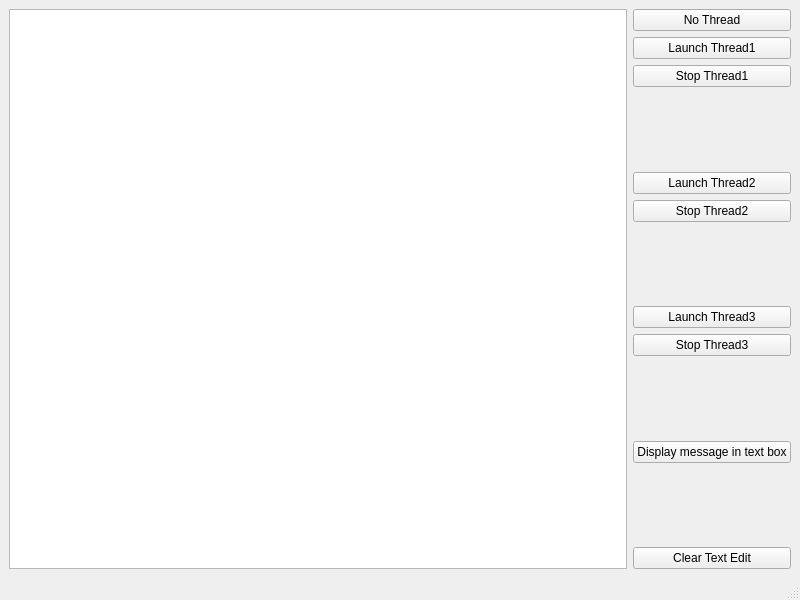
First picture: the form in Thread/main_window_interface_2.ui, repository neutrons/GUI_Tools, before the edit.
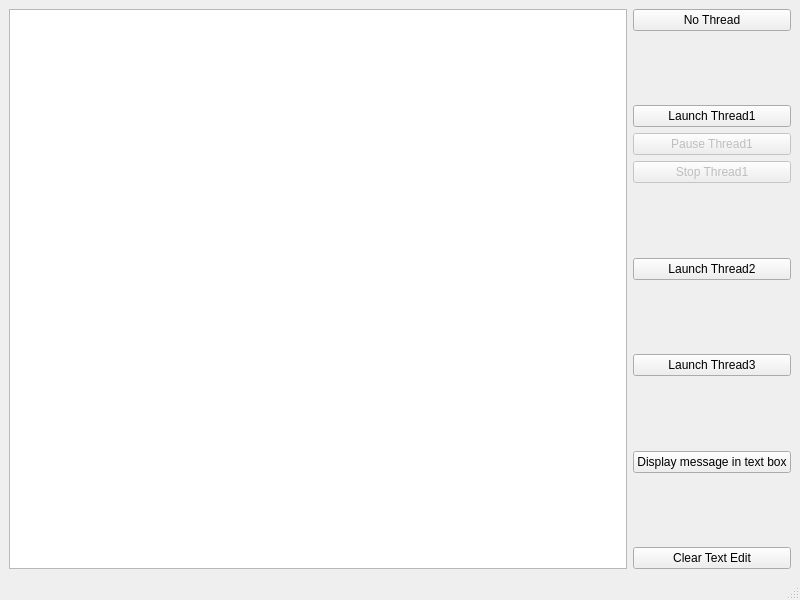
Second picture: the form after the edit.

```diff
--- a/Thread/main_window_interface_2.ui
+++ b/Thread/main_window_interface_2.ui
@@ -27,6 +27,19 @@
         </property>
        </widget>
       </item>
+      <item>
+       <spacer name="verticalSpacer_5">
+        <property name="orientation">
+         <enum>Qt::Vertical</enum>
+        </property>
+        <property name="sizeHint" stdset="0">
+         <size>
+          <width>20</width>
+          <height>40</height>
+         </size>
+        </property>
+       </spacer>
+      </item>
       <item>
        <widget class="QPushButton" name="pushButton_2">
         <property name="text">
@@ -34,8 +47,21 @@
         </property>
        </widget>
       </item>
+      <item>
+       <widget class="QPushButton" name="pushButton_8">
+        <property name="enabled">
+         <bool>false</bool>
+        </property>
+        <property name="text">
+         <string>Pause Thread1</string>
+        </property>
+       </widget>
+      </item>
       <item>
        <widget class="QPushButton" name="pushButton_7">
+        <property name="enabled">
+         <bool>false</bool>
+        </property>
         <property name="text">
          <string>Stop Thread1</string>
         </property>
@@ -61,13 +87,6 @@
         </property>
        </widget>
       </item>
-      <item>
-       <widget class="QPushButton" name="pushButton_8">
-        <property name="text">
-         <string>Stop Thread2</string>
-        </property>
-       </widget>
-      </item>
       <item>
        <spacer name="verticalSpacer_4">
         <property name="orientation">
@@ -88,13 +107,6 @@
         </property>
        </widget>
       </item>
-      <item>
-       <widget class="QPushButton" name="pushButton_9">
-        <property name="text">
-         <string>Stop Thread3</string>
-        </property>
-       </widget>
-      </item>
       <item>
        <spacer name="verticalSpacer">
         <property name="orientation">
```
